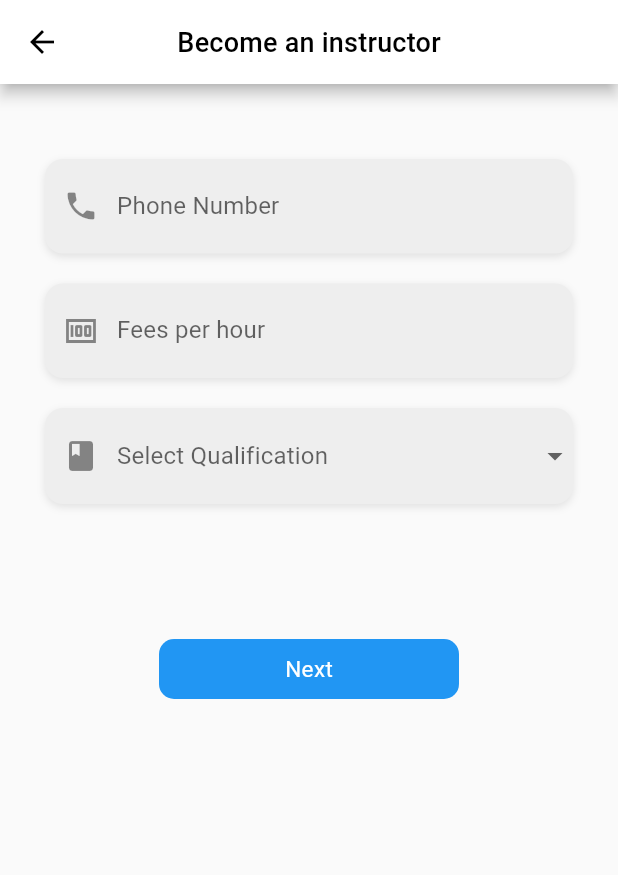
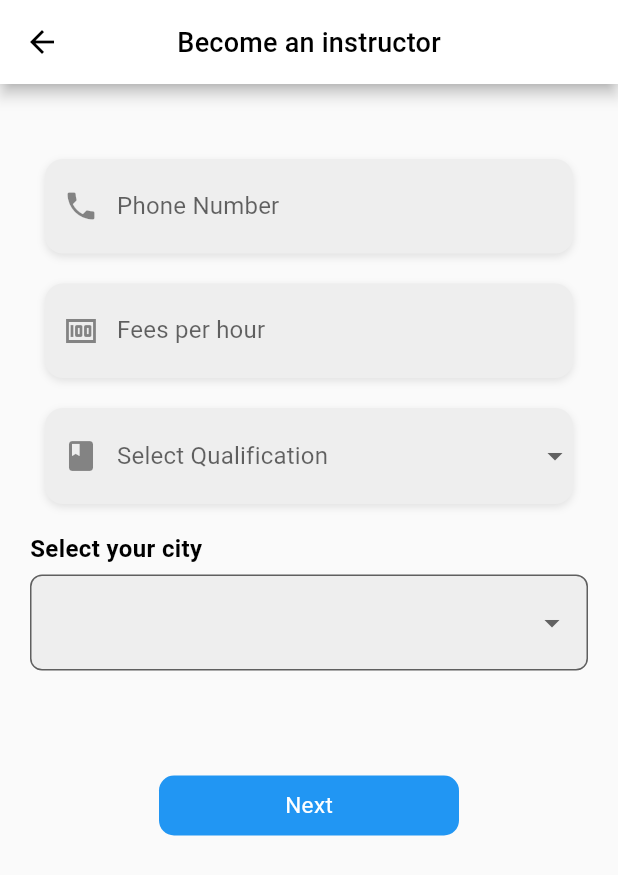
Before and after one commit to kamranBaloch1/zaant, a Flutter app: the AddDetailsScreen screen opened directly, on a phone screen of 412 x 824 dp. Shown: the top 875 px of the screen. Run offline on Flutter 3.47's test engine with Material 2 defaults, Android fonts, the phone set to English and light mode, and no system bars; our stand-ins replace cloud_firestore, firebase_auth, firebase_core, firebase_storage, flutter_rating_bar, flutter_screenutil and 5 more; accounts and stored records are empty.

Commit message:
added new features

```diff
--- a/lib/frontend/models/home/instructor_model.dart
+++ b/lib/frontend/models/home/instructor_model.dart
@@ -19,6 +19,10 @@ class InstructorModel {
   AccountTypeEnum? accountType; // Make the accountType field nullable
   Timestamp createdOn;
   Map<String, List<String>> selectedDaysForSubjects;
+  String profilePicUrl;
+  String name;
+  String city;
+
 
   InstructorModel({
     required this.uid,
@@ -34,6 +38,9 @@ class InstructorModel {
     this.accountType,
     required this.createdOn,
     required this.selectedDaysForSubjects,
+    required this.profilePicUrl,
+    required this.name,
+    required this.city,
   });
 
   Map<String, dynamic> toMap() {
@@ -54,6 +61,9 @@ class InstructorModel {
           .last, // Store the enum value as a string
       'createdOn': createdOn,
       'selectedDaysForSubjects': selectedDaysForSubjects,
+      'profilePicUrl': profilePicUrl,
+      'name': name,
+      'city': city,
     };
   }
 
@@ -93,6 +103,9 @@ class InstructorModel {
       createdOn: map['createdOn'] as Timestamp,
       selectedDaysForSubjects: Map<String, List<String>>.from(
           map['selectedDaysForSubjects'] as Map<String, dynamic>),
+           profilePicUrl: map['profilePicUrl'] as String,
+           name: map['name'] as String,
+           city: map['city'] as String,
     );
   }
 
--- /dev/null
+++ b/lib/frontend/screens/homeScreens/homeWidgets/custom_cities_dropdown.dart
@@ -0,0 +1,170 @@
+import 'package:flutter/material.dart';
+
+class CustomCitiesDropdown extends StatefulWidget {
+  final String? selectedCity;
+  final String? labelText;
+  final ValueChanged<String?> onChanged;
+
+  CustomCitiesDropdown({
+    Key? key,
+    required this.selectedCity,
+    required this.labelText,
+    required this.onChanged,
+  }) : super(key: key);
+
+  @override
+  _CustomCitiesDropdownState createState() =>
+      _CustomCitiesDropdownState();
+}
+
+class _CustomCitiesDropdownState extends State<CustomCitiesDropdown> {
+
+ List<String> _citiesList = [
+    // Balochistan
+    "Quetta",
+    "Gwadar",
+    "Turbat",
+    "Khuzdar",
+    "Loralai",
+    "Zhob",
+    "Hub",
+    "Chaman",
+    "Killa Abdullah",
+    "Lasbela",
+    "Sibi",
+    "Nushki",
+    "Kharan",
+    "Mastung",
+    "Panjgur",
+    // Islamabad Capital Territory
+    "Islamabad",
+
+    // Punjab
+    "Lahore",
+    "Faisalabad",
+    "Rawalpindi",
+    "Multan",
+    "Gujranwala",
+    "Sialkot",
+    "Bahawalpur",
+    "Sargodha",
+    "Sheikhupura",
+    "Jhang",
+    "Gujrat",
+    "Layyah",
+    "Attock",
+    "Rahim Yar Khan",
+    "Okara",
+    "Nankana Sahib",
+    "Kasur",
+    "Vehari",
+    "Sahiwal",
+    "Chiniot",
+    "Toba Tek Singh",
+    "Mianwali",
+    "Bhakkar",
+    "Khushab",
+    "Dera Ghazi Khan",
+    "Rajanpur",
+    "Muzaffargarh",
+    "Chakwal",
+    "Hafizabad",
+    "Narowal",
+    "Lodhran",
+
+    // Sindh
+    "Karachi",
+    "Hyderabad",
+    "Sukkur",
+    "Larkana",
+    "Nawabshah",
+    "Mirpur Khas",
+    "Jacobabad",
+    "Shikarpur",
+    "Dadu",
+    "Tando Adam",
+    "Badin",
+    "Khairpur",
+    "Tando Muhammad Khan",
+    "Sanghar",
+    "Tharparkar",
+    "Umerkot",
+    "Ghotki",
+    "Kamber Shahdadkot",
+
+    // Khyber Pakhtunkhwa (KP)
+    "Peshawar",
+    "Abbottabad",
+    "Mardan",
+    "Swat",
+    "Dera Ismail Khan",
+    "Kohat",
+    "Bannu",
+    "Haripur",
+    "Mansehra",
+    "Charsadda",
+    "Nowshera",
+    "Chitral",
+    "Swabi",
+    "Malakand",
+    "Hangu",
+    "Batagram",
+
+    // Rural Areas
+    "Thar Desert",
+    "Cholistan Desert",
+    "Kala Dhaka",
+    "Neelum Valley",
+    "Gorakh Hill",
+    "Deosai Plains",
+    "Hingol National Park",
+    "Skardu",
+    "Fairy Meadows",
+    "Shounter Lake",
+    "Hanna Lake",
+    "Keenjhar Lake",
+    "Mubarak Village",
+  ];
+
+
+
+
+  @override
+  Widget build(BuildContext context) {
+    return Column(
+      crossAxisAlignment: CrossAxisAlignment.start,
+      children: [
+        if (widget.labelText != null)
+          Padding(
+            padding: const EdgeInsets.only(bottom: 8.0),
+            child: Text(
+              widget.labelText!,
+              style: TextStyle(fontSize: 16.0, fontWeight: FontWeight.bold,color: Colors.black),
+            ),
+          ),
+        DropdownButtonFormField<String>(
+          value: widget.selectedCity,
+          onChanged: (value) {
+            setState(() {
+              widget.onChanged(value);
+            });
+          },
+          items: _citiesList.map((city) {
+            return DropdownMenuItem<String>(
+              value: city,
+              child: Text(
+                city,
+                style: TextStyle(fontSize: 16, color: Colors.black),
+              ),
+            );
+          }).toList(),
+          decoration: InputDecoration(
+            filled: true,
+            fillColor: Colors.grey[200],
+            border: OutlineInputBorder(borderRadius: BorderRadius.circular(8)),
+          ),
+        ),
+      ],
+    );
+  }
+}
--- a/lib/frontend/screens/homeScreens/instructor/add_details_screen.dart
+++ b/lib/frontend/screens/homeScreens/instructor/add_details_screen.dart
@@ -1,12 +1,14 @@
 import 'package:flutter/material.dart';
 import 'package:flutter_screenutil/flutter_screenutil.dart';
 import 'package:get/get.dart';
-import 'package:zant/frontend/screens/homeScreens/instructor/select_subjects_screen.dart';
+import 'package:zant/frontend/screens/homeScreens/homeWidgets/custom_cities_dropdown.dart';
+import 'package:zant/frontend/screens/homeScreens/instructor/select_user_location.screen.dart';
 import 'package:zant/frontend/screens/widgets/custom_appbar.dart';
 import 'package:zant/frontend/screens/widgets/custom_button.dart';
 import 'package:zant/frontend/screens/widgets/custom_dropdown.dart';
 import 'package:zant/frontend/screens/widgets/custom_loading_overlay.dart';
 import 'package:zant/frontend/screens/homeScreens/homeWidgets/custom_home_text_field.dart';
+
 import 'package:zant/frontend/screens/widgets/custom_toast.dart';
 import 'package:zant/global/colors.dart';
 
@@ -22,6 +24,7 @@ class _AddDetailsScreenState extends State<AddDetailsScreen> {
   final TextEditingController _feesPerHour = TextEditingController();
 
   String? selectedQualification;
+  String? selectedCity;
   bool _isLoading = false;
 
   List<String> qualificationList = [
@@ -58,10 +61,12 @@ class _AddDetailsScreenState extends State<AddDetailsScreen> {
       });
 
       // Navigate to the next screen with collected data
-      Get.to(() => SelectSubjectsScreen(
+       Get.to(() => SelectUserLocationScreen(
+         city:selectedCity! ,
           selectedQualification: selectedQualification,
           phoneNumber: phoneNumber,
           feesPerHour: int.parse(feesPerHour)));
+
     } else {
       // Input validation failed
       setState(() {
@@ -109,13 +114,25 @@ class _AddDetailsScreenState extends State<AddDetailsScreen> {
                     value: selectedQualification,
                     onChanged: (value) {
                       setState(() {
-                        selectedQualification = value; // Store the selected value
+                        selectedQualification =
+                            value; // Store the selected value
                       });
                     },
                     labelText: "Select Qualification",
                     icon: Icons.book),
                 SizedBox(
                   height: 20.h,
+                ),
+                Padding(
+                  padding:  EdgeInsets.symmetric(horizontal: 20.w),
+                  child: CustomCitiesDropdown(
+                      selectedCity: selectedCity,
+                      labelText: "Select your city",
+                      onChanged: (value) {
+                        setState(() {
+                          selectedCity = value;
+                        });
+                      }),
                 ),
                 SizedBox(
                   height: 70.h,
--- a/lib/frontend/screens/homeScreens/instructor/select_subject_days_screen.dart
+++ b/lib/frontend/screens/homeScreens/instructor/select_subject_days_screen.dart
@@ -1,6 +1,8 @@
+// ignore_for_file: public_member_api_docs, sort_constructors_first
 import 'package:flutter/material.dart';
 import 'package:flutter_screenutil/flutter_screenutil.dart';
 import 'package:get/get.dart';
+
 import 'package:zant/frontend/screens/homeScreens/instructor/select_timings_screen.dart';
 import 'package:zant/frontend/screens/widgets/custom_appbar.dart';
 import 'package:zant/frontend/screens/widgets/custom_button.dart';
@@ -9,6 +11,8 @@ import 'package:zant/frontend/screens/widgets/custom_toast.dart';
 import 'package:zant/global/colors.dart';
 
 class SelectSubjectDaysScreen extends StatefulWidget {
+    final String address;
+  final String city;
   final List<String> selectedSubjects;
   final String? selectedQualification;
   final String? phoneNumber;
@@ -16,6 +20,8 @@ class SelectSubjectDaysScreen extends StatefulWidget {
 
   const SelectSubjectDaysScreen({
     Key? key,
+    required this.address,
+    required this.city,
     required this.selectedSubjects,
     required this.selectedQualification,
     required this.phoneNumber,
@@ -58,6 +64,8 @@ class _SelectSubjectDaysScreenState extends State<SelectSubjectDaysScreen> {
     if (allSubjectsHaveDaysSelected) {
       // Proceed to the next screen
       Get.to(() => SelectTimingsScreen(
+        address: widget.address,
+        city: widget.city,
           selectedDaysForSubjects: selectedDays,
           selectedSubjects: widget.selectedSubjects,
           selectedQualification: widget.selectedQualification,
--- a/lib/frontend/screens/homeScreens/instructor/select_subjects_screen.dart
+++ b/lib/frontend/screens/homeScreens/instructor/select_subjects_screen.dart
@@ -12,12 +12,16 @@ import 'package:zant/frontend/screens/widgets/custom_toast.dart';
 import 'package:zant/global/colors.dart';
 
 class SelectSubjectsScreen extends StatefulWidget {
+  final String address;
+  final String city;
   final String? selectedQualification;
   final String? phoneNumber;
   final int? feesPerHour;
 
   const SelectSubjectsScreen({
     Key? key,
+    required this.address,
+    required this.city,
     required this.selectedQualification,
     required this.phoneNumber,
     required this.feesPerHour,
@@ -46,6 +50,8 @@ class _SelectSubjectsScreenState extends State<SelectSubjectsScreen> {
   Future<void> _moveToNextScreenMethod() async {
     if (_selectedSubjects.isNotEmpty) {
       Get.to(() => SelectSubjectDaysScreen(
+         address: widget.address,
+         city: widget.city,
           selectedSubjects: _selectedSubjects,
           selectedQualification: widget.selectedQualification,
           phoneNumber: widget.phoneNumber,
--- a/lib/frontend/screens/homeScreens/instructor/select_timings_screen.dart
+++ b/lib/frontend/screens/homeScreens/instructor/select_timings_screen.dart
@@ -12,6 +12,8 @@ import 'package:zant/frontend/screens/widgets/custom_toast.dart';
 import 'package:zant/global/colors.dart';
 
 class SelectTimingsScreen extends StatefulWidget {
+  final String address;
+  final String city;
   final List<String> selectedSubjects;
   final String? selectedQualification;
   final String? phoneNumber;
@@ -20,6 +22,8 @@ class SelectTimingsScreen extends StatefulWidget {
 
   const SelectTimingsScreen({
     Key? key,
+    required this.address,
+    required this.city,
     required this.selectedSubjects,
     required this.selectedQualification,
     required this.phoneNumber,
@@ -107,6 +111,8 @@ class _SelectTimingsScreenState extends State<SelectTimingsScreen> {
         feesPerHour: widget.feesPerHour!,
         selectedTimingsForSubjects: selectedTimings,
         selectedDaysForSubjects: widget.selectedDaysForSubjects,
+        address: widget.address,
+        city: widget.city
       );
 
       setState(() {
--- a/pubspec.yaml
+++ b/pubspec.yaml
@@ -34,6 +34,7 @@ dependencies:
   http: ^1.1.0
   intl: ^0.18.1
   cached_network_image: ^3.2.3
+  flutter_rating_bar: ^4.0.1
 
 
 dev_dependencies:
```
Also changed, not shown: lib/frontend/providers/home/instructor_provider.dart (+17 -2 lines), lib/frontend/screens/homeScreens/home/home_screen.dart (+11 -1 lines), lib/frontend/screens/homeScreens/home/search_screen.dart (added, +175 -0 lines), lib/frontend/screens/homeScreens/homeWidgets/search_field.dart (added, +50 -0 lines), lib/frontend/screens/homeScreens/instructor/select_user_location.screen.dart (+100 -59 lines), lib/server/home/instructor_methods.dart (+39 -3 lines), pubspec.lock, 1 other file.
